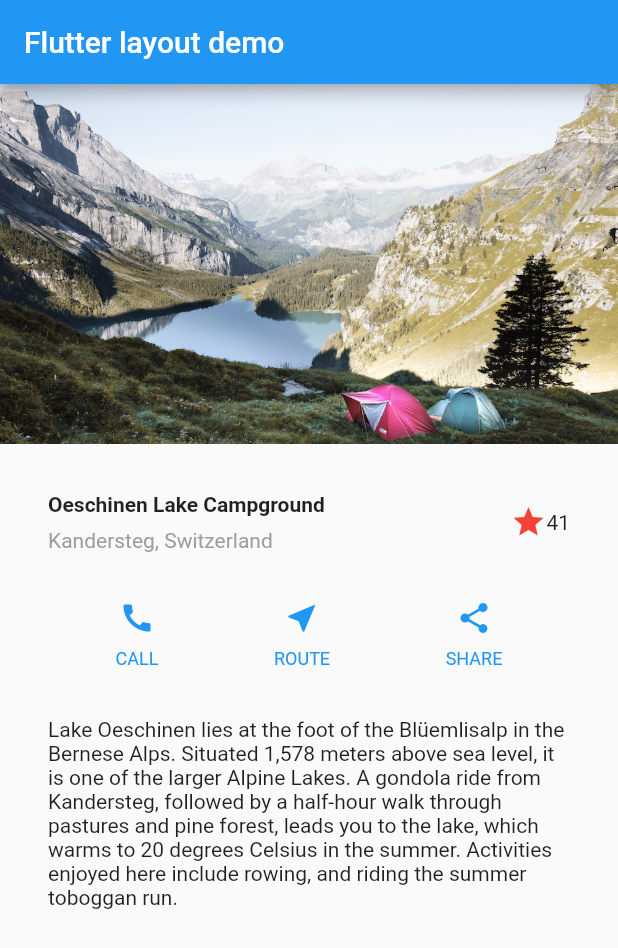
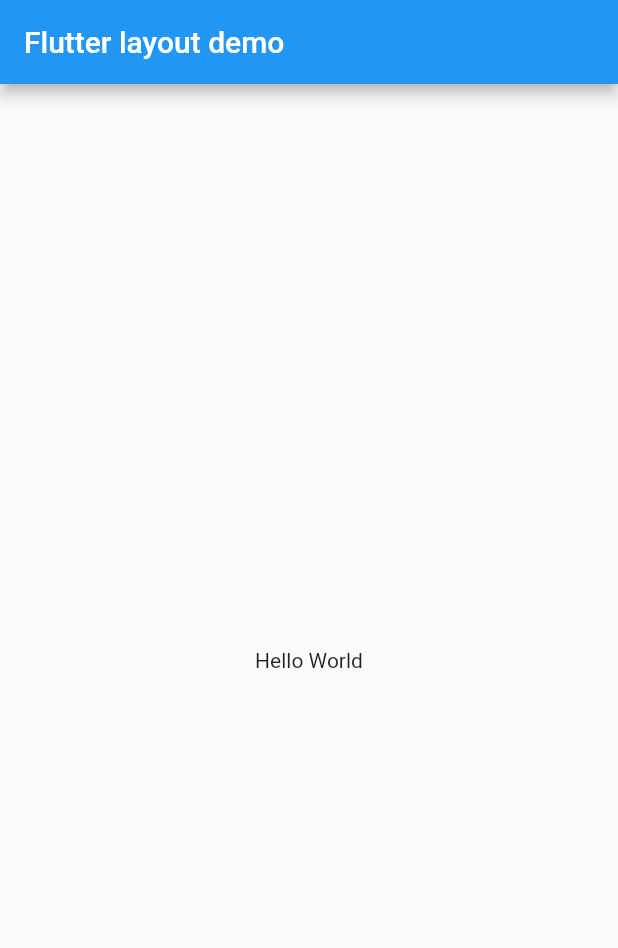
Before and after one commit to originalix/HelloFlutter, a Flutter app: the screen it shows after launch, on a phone screen of 412 x 824 dp. Shown: the top 948 px of the screen. Run offline on Flutter 3.47's test engine with Material 2 defaults, Android fonts, the phone set to English and light mode, and no system bars.

Commit message:
:sparkles: will using layout code

```diff
--- a/lib/main.dart
+++ b/lib/main.dart
@@ -5,102 +5,15 @@ void main() => runApp(MyApp());
 class MyApp extends StatelessWidget {
   @override
   Widget build(BuildContext context) {
-    Widget titleSection = Container(
-      padding: const EdgeInsets.all(32),
-      child: Row(
-        children: [
-          Expanded(
-            child: Column(
-              crossAxisAlignment: CrossAxisAlignment.start,
-              children: [
-                Container(
-                  padding: const EdgeInsets.only(bottom: 8.0),
-                  child: Text(
-                    'Oeschinen Lake Campground',
-                    style: TextStyle(
-                      fontWeight: FontWeight.bold
-                    )
-                  )
-                ),
-                Text(
-                  'Kandersteg, Switzerland',
-                  style: TextStyle(color: Colors.grey[500])
-                )
-              ],
-            )
-          ),
-          Icon(Icons.star, color: Colors.red[500]),
-          Text('41')
-        ]
-      )
-    );
-
-
-    Color color = Theme.of(context).primaryColor;
-
-    Widget buttonSection = Container(
-      child: Row(
-        mainAxisAlignment: MainAxisAlignment.spaceEvenly,
-        children: [
-          _buildButtonColumn(color, Icons.call, 'CALL'),
-          _buildButtonColumn(color, Icons.near_me, 'ROUTE'),
-          _buildButtonColumn(color, Icons.share, 'SHARE')
-        ]
-      )
-    );
-
-    Widget textSection = Container(
-      padding: const EdgeInsets.all(32.0),
-      child: Text(
-        'Lake Oeschinen lies at the foot of the Blüemlisalp in the Bernese '
-        'Alps. Situated 1,578 meters above sea level, it is one of the '
-        'larger Alpine Lakes. A gondola ride from Kandersteg, followed by a '
-        'half-hour walk through pastures and pine forest, leads you to the '
-        'lake, which warms to 20 degrees Celsius in the summer. Activities '
-        'enjoyed here include rowing, and riding the summer toboggan run.',
-        softWrap: true,
-      )
-    );
 
     return MaterialApp(
       title: 'Flutter layout demo',
       home: Scaffold(
         appBar: AppBar(title: Text('Flutter layout demo')),
-        body: ListView(
-          children: [
-            Image.asset(
-              'images/lake.jpg',
-              width: 600,
-              height: 240,
-              fit: BoxFit.cover
-            ),
-            titleSection,
-            buttonSection,
-            textSection
-          ]
+        body: Center(
+          child: Text('Hello World')
         )
       )
     );
   }
-
-  Column _buildButtonColumn(Color color, IconData icon, String label) {
-    return Column(
-      mainAxisSize: MainAxisSize.min,
-      mainAxisAlignment: MainAxisAlignment.center,
-      children: [
-        Icon(icon, color: color),
-        Container(
-          margin: const EdgeInsets.only(top: 8),
-          child: Text(
-            label,
-            style: TextStyle(
-              fontSize: 12.0,
-              fontWeight: FontWeight.w400,
-              color: color
-            )
-          )
-        )
-      ]
-    );
-  }
 }
```
Also changed, not shown: 2 other files.
